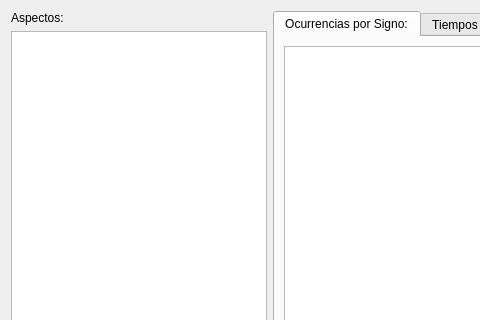
First picture: the form in MeteoAstrologia/processbyaspectwidget.ui, repository diegowald/meteo, before the edit; both pictures show x 0 to 480 and y 0 to 320 of the 712 by 478 pixel window.
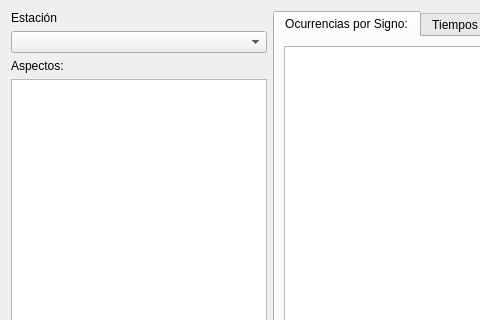
Second picture: the form after the edit. Icons and pictures are not drawn.

Commit message: Se añade la estacion de trabajo.

The edit to the form file:
```diff
--- a/MeteoAstrologia/processbyaspectwidget.ui
+++ b/MeteoAstrologia/processbyaspectwidget.ui
@@ -22,6 +22,16 @@
      <property name="bottomMargin">
       <number>10</number>
      </property>
+     <item>
+      <widget class="QLabel" name="label_2">
+       <property name="text">
+        <string>Estación</string>
+       </property>
+      </widget>
+     </item>
+     <item>
+      <widget class="QComboBox" name="cboEstacion"/>
+     </item>
      <item>
       <widget class="QLabel" name="label">
        <property name="text">
```
The commit also changes 48 other files.
